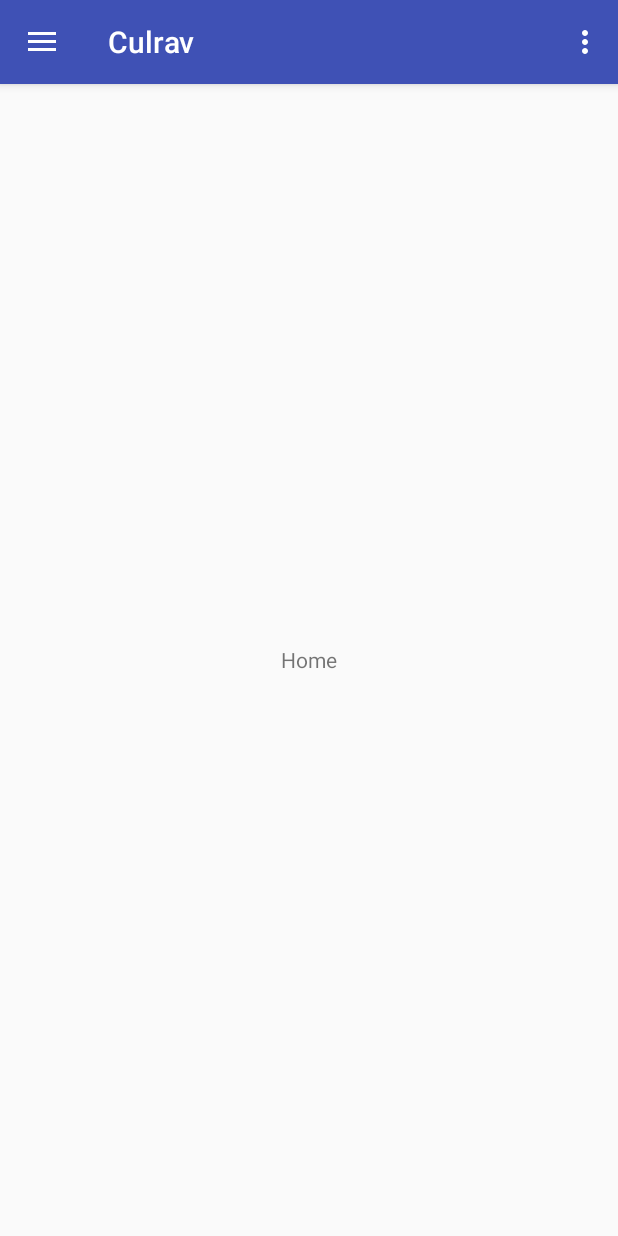
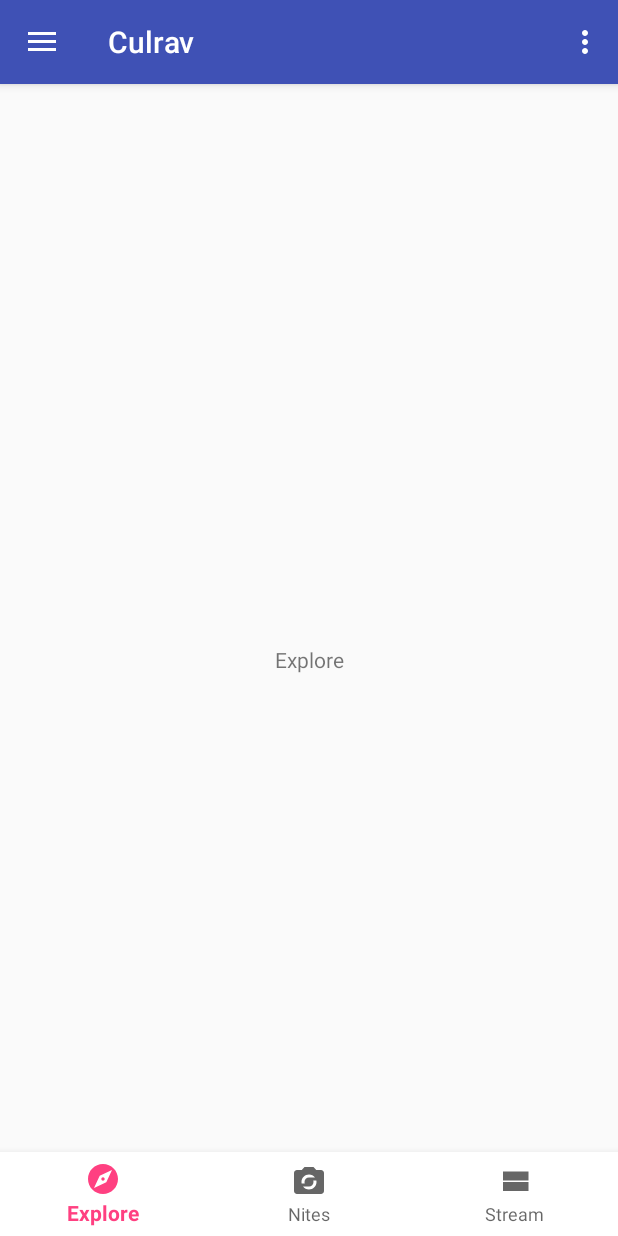
Before and after one commit to arpitvjaiswal/Culrav_2014_Updated, an Android app: the screen it shows after launch (HomeActivity), on a phone screen of 412 x 824 dp. Run offline under Robolectric (Android 15) with nearby library versions, the phone set to English and light mode, and no system bars.

Commit message:
Add children views to home view

```diff
--- /dev/null
+++ b/app/src/main/java/mnnit/arpitjaiswal/culrav/y14/adapter/HomeCategoriesPagerAdapter.java
@@ -0,0 +1,37 @@
+package mnnit.arpitjaiswal.culrav.y14.adapter;
+
+import android.support.v4.app.Fragment;
+import android.support.v4.app.FragmentManager;
+import android.support.v4.app.FragmentPagerAdapter;
+
+import mnnit.arpitjaiswal.culrav.y14.home.ExploreFragment;
+import mnnit.arpitjaiswal.culrav.y14.home.NitesFragment;
+import mnnit.arpitjaiswal.culrav.y14.home.StreamFragment;
+
+
+public class HomeCategoriesPagerAdapter extends FragmentPagerAdapter {
+
+    private int totalCategories = 3;
+
+    public HomeCategoriesPagerAdapter(FragmentManager fm) {
+        super(fm);
+    }
+
+    @Override
+    public Fragment getItem(int position) {
+        switch (position) {
+            case 0:
+                return new ExploreFragment();
+            case 1:
+                return new NitesFragment();
+            case 2:
+                return new StreamFragment();
+        }
+        return null;
+    }
+
+    @Override
+    public int getCount() {
+        return totalCategories;
+    }
+}
--- /dev/null
+++ b/app/src/main/java/mnnit/arpitjaiswal/culrav/y14/home/ExploreFragment.java
@@ -0,0 +1,25 @@
+package mnnit.arpitjaiswal.culrav.y14.home;
+
+
+import android.os.Bundle;
+import android.support.v4.app.Fragment;
+import android.view.LayoutInflater;
+import android.view.View;
+import android.view.ViewGroup;
+
+import mnnit.arpitjaiswal.culrav.y14.R;
+
+public class ExploreFragment extends Fragment {
+
+
+    public ExploreFragment() {}
+
+
+    @Override
+    public View onCreateView(LayoutInflater inflater, ViewGroup container,
+                             Bundle savedInstanceState) {
+        // Inflate the layout for this fragment
+        return inflater.inflate(R.layout.fragment_explore, container, false);
+    }
+
+}
--- /dev/null
+++ b/app/src/main/java/mnnit/arpitjaiswal/culrav/y14/home/NitesFragment.java
@@ -0,0 +1,25 @@
+package mnnit.arpitjaiswal.culrav.y14.home;
+
+
+import android.os.Bundle;
+import android.support.v4.app.Fragment;
+import android.view.LayoutInflater;
+import android.view.View;
+import android.view.ViewGroup;
+
+import mnnit.arpitjaiswal.culrav.y14.R;
+
+public class NitesFragment extends Fragment {
+
+
+    public NitesFragment() {}
+
+
+    @Override
+    public View onCreateView(LayoutInflater inflater, ViewGroup container,
+                             Bundle savedInstanceState) {
+        // Inflate the layout for this fragment
+        return inflater.inflate(R.layout.fragment_nites, container, false);
+    }
+
+}
--- /dev/null
+++ b/app/src/main/java/mnnit/arpitjaiswal/culrav/y14/home/StreamFragment.java
@@ -0,0 +1,25 @@
+package mnnit.arpitjaiswal.culrav.y14.home;
+
+
+import android.os.Bundle;
+import android.support.v4.app.Fragment;
+import android.view.LayoutInflater;
+import android.view.View;
+import android.view.ViewGroup;
+
+import mnnit.arpitjaiswal.culrav.y14.R;
+
+public class StreamFragment extends Fragment {
+
+
+    public StreamFragment() {}
+
+
+    @Override
+    public View onCreateView(LayoutInflater inflater, ViewGroup container,
+                             Bundle savedInstanceState) {
+        // Inflate the layout for this fragment
+        return inflater.inflate(R.layout.fragment_stream, container, false);
+    }
+
+}
--- a/app/src/main/java/mnnit/arpitjaiswal/culrav/y14/navigation/HomeFragment.java
+++ b/app/src/main/java/mnnit/arpitjaiswal/culrav/y14/navigation/HomeFragment.java
@@ -1,16 +1,36 @@
 package mnnit.arpitjaiswal.culrav.y14.navigation;
 
 import android.os.Bundle;
+import android.support.annotation.NonNull;
+import android.support.design.widget.BottomNavigationView;
 import android.support.v4.app.Fragment;
+import android.support.v4.view.ViewPager;
+import android.util.Log;
 import android.view.LayoutInflater;
+import android.view.MenuItem;
 import android.view.View;
 import android.view.ViewGroup;
 
+import java.util.HashMap;
+import java.util.Map;
+
 import mnnit.arpitjaiswal.culrav.y14.R;
+import mnnit.arpitjaiswal.culrav.y14.adapter.HomeCategoriesPagerAdapter;
 
 public class HomeFragment extends Fragment {
 
-    public HomeFragment() {
+    private MenuItem prevMenuItem;
+    private static final Map<Integer, Integer> mappingNavViewItemToPagerId = new HashMap<>();
+
+    public HomeFragment() {}
+
+    /**
+     * Add the mapping of bottom navigation view items' to viewpager fragments' position
+     */
+    static {
+        mappingNavViewItemToPagerId.put(R.id.home_category_explore, 0);
+        mappingNavViewItemToPagerId.put(R.id.home_category_nites, 1);
+        mappingNavViewItemToPagerId.put(R.id.home_category_stream, 2);
     }
 
     public static HomeFragment newInstance() {
@@ -20,7 +40,72 @@ public class HomeFragment extends Fragment {
     @Override
     public View onCreateView(LayoutInflater inflater, ViewGroup container,
                              Bundle savedInstanceState) {
+        View fragment = inflater.inflate(R.layout.fragment_home, container, false);
+
+        ViewPager viewPager = (ViewPager) fragment.findViewById(R.id.home_navigation_pager);
+        BottomNavigationView bottomNavigationView = (BottomNavigationView) fragment.findViewById(R.id.home_bottom_navigation);
+
+        setupBottomNavigationView(bottomNavigationView, viewPager);
+        setupCategoriesViewPager(viewPager, bottomNavigationView);
+
+        if (savedInstanceState == null) {
+            bottomNavigationView.setSelectedItemId(R.id.home_category_explore);
+        }
+
         // Inflate the layout for this fragment
-        return inflater.inflate(R.layout.fragment_home, container, false);
+        return fragment;
+    }
+
+    /**
+     * Add listener to bottomNavigationView to open fragment from viewPager on selecting an item
+     * @param bottomNavigationView
+     * @param viewPager
+     */
+    private void setupBottomNavigationView(BottomNavigationView bottomNavigationView, final ViewPager viewPager) {
+        bottomNavigationView.setOnNavigationItemSelectedListener(
+                new BottomNavigationView.OnNavigationItemSelectedListener() {
+                    @Override
+                    public boolean onNavigationItemSelected(@NonNull MenuItem item) {
+                        Log.d("ARPIT", "Selected bottomView item " + item.getItemId());
+                        viewPager.setCurrentItem(
+                                mappingNavViewItemToPagerId.get(item.getItemId()));
+                        return true;
+                    }
+                }
+        );
+    }
+
+    /**
+     * Add listener to viewPager to check bottomNavigationView's item on swiping to new page
+     * Also add adapter to the pager to fetch the corresponding fragment for a page
+     * @param viewPager
+     * @param bottomNavigationView
+     */
+    private void setupCategoriesViewPager(ViewPager viewPager, final BottomNavigationView bottomNavigationView) {
+        viewPager.addOnPageChangeListener(new ViewPager.OnPageChangeListener() {
+            @Override
+            public void onPageScrolled(int position, float positionOffset, int positionOffsetPixels) {
+
+            }
+
+            @Override
+            public void onPageSelected(int position) {
+                if (prevMenuItem != null) {
+                    prevMenuItem.setChecked(false);
+                } else {
+                    bottomNavigationView.getMenu().getItem(0).setChecked(false);
+                }
+                bottomNavigationView.getMenu().getItem(position).setChecked(true);
+                prevMenuItem = bottomNavigationView.getMenu().getItem(position);
+            }
+
+            @Override
+            public void onPageScrollStateChanged(int state) {
+
+            }
+        });
+
+        HomeCategoriesPagerAdapter adapter = new HomeCategoriesPagerAdapter(getFragmentManager());
+        viewPager.setAdapter(adapter);
     }
 }
--- /dev/null
+++ b/app/src/main/res/drawable/ic_home_cat_explore.xml
@@ -0,0 +1,9 @@
+<vector xmlns:android="http://schemas.android.com/apk/res/android"
+        android:width="24dp"
+        android:height="24dp"
+        android:viewportWidth="24.0"
+        android:viewportHeight="24.0">
+    <path
+        android:fillColor="#FF000000"
+        android:pathData="M12,10.9c-0.61,0 -1.1,0.49 -1.1,1.1s0.49,1.1 1.1,1.1c0.61,0 1.1,-0.49 1.1,-1.1s-0.49,-1.1 -1.1,-1.1zM12,2C6.48,2 2,6.48 2,12s4.48,10 10,10 10,-4.48 10,-10S17.52,2 12,2zM14.19,14.19L6,18l3.81,-8.19L18,6l-3.81,8.19z"/>
+</vector>
--- /dev/null
+++ b/app/src/main/res/drawable/ic_home_cat_nites.xml
@@ -0,0 +1,9 @@
+<vector xmlns:android="http://schemas.android.com/apk/res/android"
+        android:width="24dp"
+        android:height="24dp"
+        android:viewportWidth="24.0"
+        android:viewportHeight="24.0">
+    <path
+        android:fillColor="#FF000000"
+        android:pathData="M20,4h-3.17L15,2L9,2L7.17,4L4,4c-1.1,0 -2,0.9 -2,2v12c0,1.1 0.9,2 2,2h16c1.1,0 2,-0.9 2,-2L22,6c0,-1.1 -0.9,-2 -2,-2zM12,7c1.63,0 3.06,0.79 3.98,2L12,9c-1.66,0 -3,1.34 -3,3 0,0.35 0.07,0.69 0.18,1L7.1,13c-0.06,-0.32 -0.1,-0.66 -0.1,-1 0,-2.76 2.24,-5 5,-5zM12,17c-1.63,0 -3.06,-0.79 -3.98,-2L12,15c1.66,0 3,-1.34 3,-3 0,-0.35 -0.07,-0.69 -0.18,-1h2.08c0.07,0.32 0.1,0.66 0.1,1 0,2.76 -2.24,5 -5,5z"/>
+</vector>
--- /dev/null
+++ b/app/src/main/res/drawable/ic_home_cat_stream.xml
@@ -0,0 +1,9 @@
+<vector xmlns:android="http://schemas.android.com/apk/res/android"
+        android:width="24dp"
+        android:height="24dp"
+        android:viewportWidth="24.0"
+        android:viewportHeight="24.0">
+    <path
+        android:fillColor="#FF000000"
+        android:pathData="M4,18h17v-6H4v6zM4,5v6h17V5H4z"/>
+</vector>
--- /dev/null
+++ b/app/src/main/res/layout/fragment_explore.xml
@@ -0,0 +1,13 @@
+<FrameLayout xmlns:android="http://schemas.android.com/apk/res/android"
+    xmlns:tools="http://schemas.android.com/tools"
+    android:layout_width="match_parent"
+    android:layout_height="match_parent"
+    tools:context="mnnit.arpitjaiswal.culrav.y14.home.ExploreFragment">
+
+    <TextView
+        android:layout_width="match_parent"
+        android:layout_height="match_parent"
+        android:gravity="center"
+        android:text="@string/home_category_explore" />
+
+</FrameLayout>
--- a/app/src/main/res/layout/fragment_home.xml
+++ b/app/src/main/res/layout/fragment_home.xml
@@ -1,13 +1,22 @@
 <FrameLayout xmlns:android="http://schemas.android.com/apk/res/android"
+    xmlns:app="http://schemas.android.com/apk/res-auto"
     xmlns:tools="http://schemas.android.com/tools"
     android:layout_width="match_parent"
     android:layout_height="match_parent"
     tools:context="mnnit.arpitjaiswal.culrav.y14.navigation.HomeFragment">
 
-    <TextView
+    <android.support.design.widget.BottomNavigationView
+        android:id="@+id/home_bottom_navigation"
         android:layout_width="match_parent"
-        android:layout_height="match_parent"
-        android:gravity="center"
-        android:text="@string/nav_menu_home" />
+        android:layout_height="wrap_content"
+        android:layout_gravity="bottom"
+        android:background="@android:color/white"
+        android:theme="@style/ThemeOverlay.Home.BottomNavigation"
+        app:menu="@menu/home_bottom_navigation" />
+
+    <android.support.v4.view.ViewPager
+        android:id="@+id/home_navigation_pager"
+        android:layout_width="match_parent"
+        android:layout_height="match_parent" />
 
 </FrameLayout>
--- /dev/null
+++ b/app/src/main/res/layout/fragment_nites.xml
@@ -0,0 +1,13 @@
+<FrameLayout xmlns:android="http://schemas.android.com/apk/res/android"
+    xmlns:tools="http://schemas.android.com/tools"
+    android:layout_width="match_parent"
+    android:layout_height="match_parent"
+    tools:context="mnnit.arpitjaiswal.culrav.y14.home.NitesFragment">
+
+    <TextView
+        android:layout_width="match_parent"
+        android:layout_height="match_parent"
+        android:gravity="center"
+        android:text="@string/home_category_nites" />
+
+</FrameLayout>
--- /dev/null
+++ b/app/src/main/res/layout/fragment_stream.xml
@@ -0,0 +1,13 @@
+<FrameLayout xmlns:android="http://schemas.android.com/apk/res/android"
+    xmlns:tools="http://schemas.android.com/tools"
+    android:layout_width="match_parent"
+    android:layout_height="match_parent"
+    tools:context="mnnit.arpitjaiswal.culrav.y14.home.StreamFragment">
+
+    <TextView
+        android:layout_width="match_parent"
+        android:layout_height="match_parent"
+        android:gravity="center"
+        android:text="@string/home_category_stream" />
+
+</FrameLayout>
--- /dev/null
+++ b/app/src/main/res/menu/home_bottom_navigation.xml
@@ -0,0 +1,24 @@
+<?xml version="1.0" encoding="utf-8"?>
+<menu xmlns:android="http://schemas.android.com/apk/res/android"
+    xmlns:app="http://schemas.android.com/apk/res-auto">
+
+    <item
+        android:id="@+id/home_category_explore"
+        android:enabled="true"
+        android:title="@string/home_category_explore"
+        android:icon="@drawable/ic_home_cat_explore"
+        app:showAsAction="always"/>
+    <item
+        android:id="@+id/home_category_nites"
+        android:enabled="true"
+        android:title="@string/home_category_nites"
+        android:icon="@drawable/ic_home_cat_nites"
+        app:showAsAction="always"/>
+    <item
+        android:id="@+id/home_category_stream"
+        android:enabled="true"
+        android:title="@string/home_category_stream"
+        android:icon="@drawable/ic_home_cat_stream"
+        app:showAsAction="always"/>
+
+</menu>
--- a/app/src/main/res/values/strings.xml
+++ b/app/src/main/res/values/strings.xml
@@ -28,5 +28,8 @@
     <string name="developer_name">Arpit Jaiswal</string>
     <string name="developer_email">arpit.avj.jaiswal@gmail.com</string>
     <string name="developer_profile_pic">Developer Profile Pic</string>
+    <string name="home_category_explore">Explore</string>
+    <string name="home_category_nites">Nites</string>
+    <string name="home_category_stream">Stream</string>
 
 </resources>
--- a/app/src/main/res/values/styles.xml
+++ b/app/src/main/res/values/styles.xml
@@ -17,4 +17,8 @@
 
     <style name="AppTheme.PopupOverlay" parent="ThemeOverlay.AppCompat.Light" />
 
+    <style name="ThemeOverlay.Home.BottomNavigation" parent="">
+        <item name="colorPrimary">?attr/colorAccent</item>
+    </style>
+
 </resources>
```
